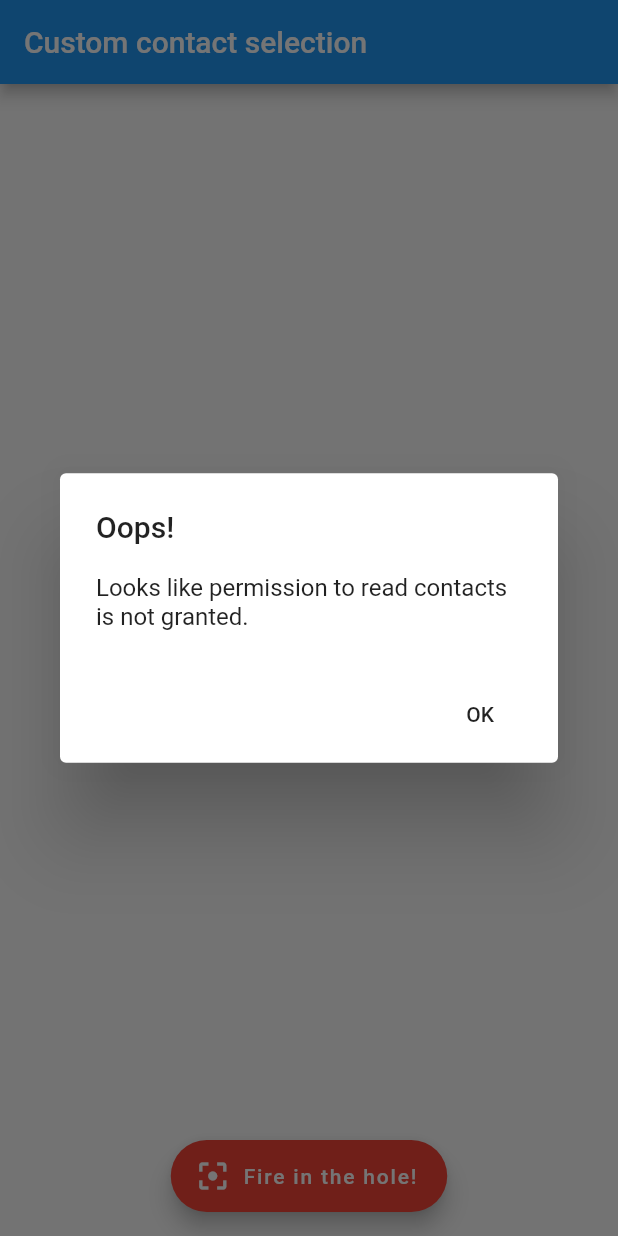
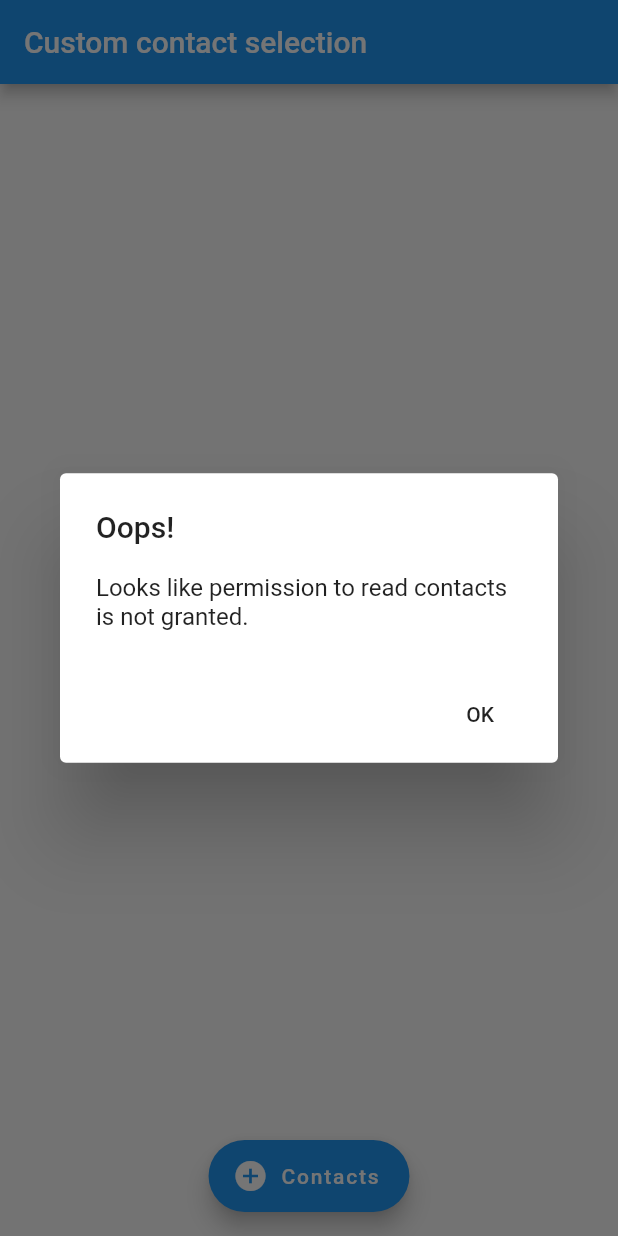
Before and after one commit to IRostom/Stay-Connected, a Flutter app: the screen it shows after launch, on a phone screen of 412 x 824 dp. Run offline on Flutter 3.47's test engine with Material 2 defaults, Android fonts, the phone set to English and light mode, and no system bars; our stand-ins replace contacts_service; missing offline and left inert: simple_permissions.

Commit message:
removed unneccesary code and comments

```diff
--- a/lib/screens/savedcontacts.dart
+++ b/lib/screens/savedcontacts.dart
@@ -1,21 +1,17 @@
-
 import 'package:flutter/material.dart';
 import 'package:provider/provider.dart';
 import 'package:stay_connected/models/customcontact.dart';
 import 'package:stay_connected/models/contactlist.dart';
 import 'package:contacts_service/contacts_service.dart';
 import 'package:simple_permissions/simple_permissions.dart';
-import 'dart:async';
 
 class MyHomePage extends StatefulWidget {
   MyHomePage({Key key, this.title}) : super(key: key);
 
   final String title;
-  final String reloadLabel = 'Reload!';
-  final String fireLabel = 'Fire in the hole!';
-  final Color floatingButtonColor = Colors.red;
-  final IconData reloadIcon = Icons.refresh;
-  final IconData fireIcon = Icons.filter_center_focus;
+  final String fireLabel = 'Contacts';
+  final Color floatingButtonColor = Colors.blue;
+  final IconData fireIcon = Icons.add_circle;
 
   @override
   _MyHomePageState createState() => new _MyHomePageState(
@@ -26,11 +22,7 @@ class MyHomePage extends StatefulWidget {
 }
 
 class _MyHomePageState extends State<MyHomePage> {
-  /* List<Contact> _contacts = new List<Contact>(); */
   List<CustomContact> _uiCustomContacts = new List<CustomContact>();
-
-  bool _isLoading = false;
-  /* bool _isSelectedContactsView = false; */
   String floatingButtonLabel;
   Color floatingButtonColor;
   IconData icon;
@@ -46,7 +38,6 @@ class _MyHomePageState extends State<MyHomePage> {
     super.initState();
     getContactsPermission().then((granted) {
       if (granted) {
-        /* refreshContacts(); */
         Provider.of<Contactlist>(context, listen: false).refreshContacts();
       } else {
         showDialog(
@@ -69,9 +60,9 @@ class _MyHomePageState extends State<MyHomePage> {
 
   @override
   Widget build(BuildContext context) {
-    _uiCustomContacts = Provider.of<Contactlist>(context, listen: false).favcontacts;
-    /* _uiCustomContacts =
-        _allContacts.where((contact) => contact.isChecked == true).toList(); */
+    _uiCustomContacts =
+        Provider.of<Contactlist>(context, listen: false).favcontacts;
+
     return new Scaffold(
       appBar: new AppBar(
         title: new Text(widget.title),
@@ -97,38 +88,6 @@ class _MyHomePageState extends State<MyHomePage> {
     );
   }
 
-  /* void _onSubmit() {
-    /* setState(() {
-      if (!_isSelectedContactsView) {
-        _uiCustomContacts =
-            _allContacts.where((contact) => contact.isChecked == true).toList();
-        _isSelectedContactsView = true;
-        /* _restateFloatingButton(
-          widget.reloadLabel,
-          Icons.refresh,
-          Colors.green,
-        ); */
-      } else {
-        _uiCustomContacts = _allContacts;
-        _isSelectedContactsView = false;
-        /* _restateFloatingButton(
-          widget.fireLabel,
-          Icons.filter_center_focus,
-          Colors.red,
-        ); */
-      }
-    }); */
-
-    //_uiCustomContacts = _allContacts;
-
-    Navigator.push(
-      context,
-      MaterialPageRoute(
-          builder: (context) =>
-              SecondRoute(isLoading: this._isLoading)),
-    );
-  } */
-
   ListTile _buildListTile(CustomContact c, List<Item> list) {
     return ListTile(
       leading: (c.contact.avatar != null)
@@ -143,43 +102,9 @@ class _MyHomePageState extends State<MyHomePage> {
       subtitle: list.length >= 1 && list[0]?.value != null
           ? Text(list[0].value)
           : Text(''),
-      trailing: Checkbox(
-          activeColor: Colors.green,
-          value: c.isChecked,
-          onChanged: (bool value) {
-            setState(() {
-              c.isChecked = value;
-            });
-          }),
+      onTap: () => Navigator.pushNamed(context, '/contactview', arguments: c),
     );
   }
-
-  /* void _restateFloatingButton(String label, IconData icon, Color color) {
-    floatingButtonLabel = label;
-    icon = icon;
-    floatingButtonColor = color;
-  } */
-
-  /* refreshContacts() async {
-    setState(() {
-      _isLoading = true;
-    });
-    var contacts = await ContactsService.getContacts();
-    _populateContacts(contacts);
-  } */
-
-  /* void _populateContacts(Iterable<Contact> contacts) {
-    _contacts = contacts.where((item) => item.displayName != null).toList();
-    _contacts.sort((a, b) => a.displayName.compareTo(b.displayName));
-    _allContacts =
-        _contacts.map((contact) => CustomContact(contact: contact)).toList();
-    _uiCustomContacts = _allContacts
-        .where((contact) => contact.isChecked == true)
-        .toList(); //kant fl set state
-    setState(() {
-      _isLoading = false;
-    });
-  } */
 
   Future<bool> getContactsPermission() =>
       SimplePermissions.requestPermission(Permission.ReadContacts);
```
